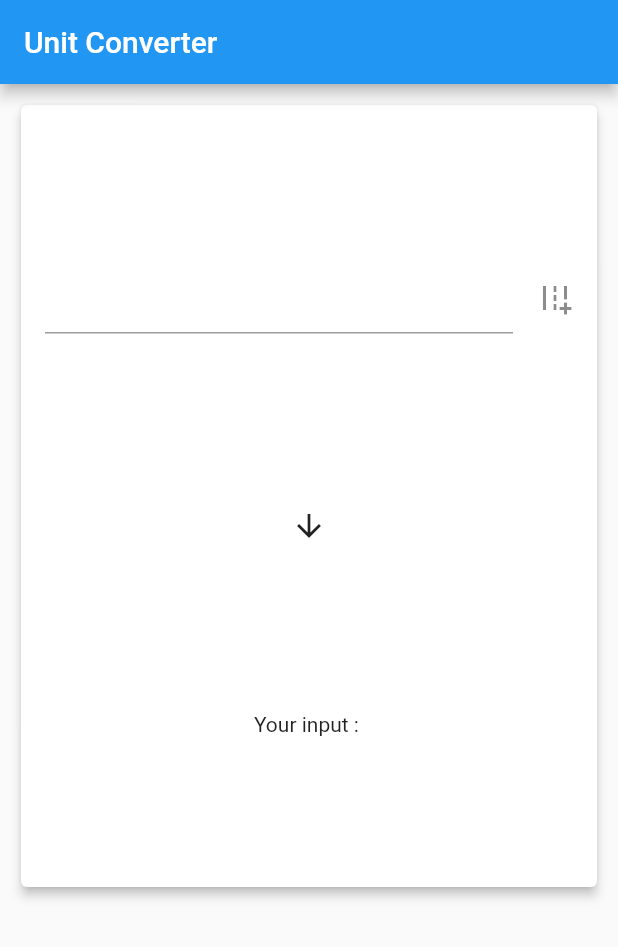
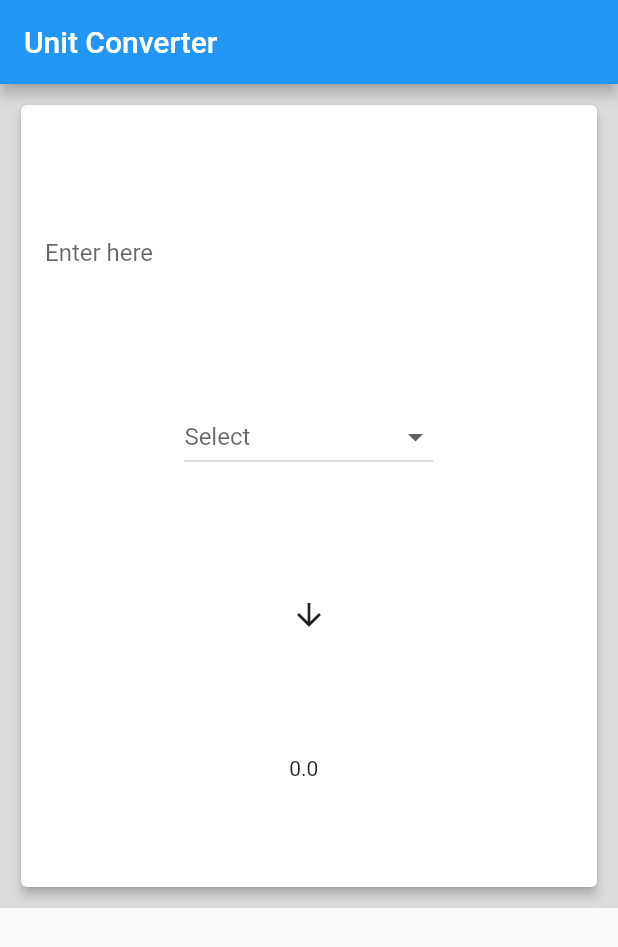
Before and after one commit to Rakibul25/unit_converter, a Flutter app: the screen it shows after launch, after a tap on the "arrow downward" icon, on a phone screen of 412 x 824 dp. Shown: the top 947 px of the screen. Run offline on Flutter 3.47's test engine with Material 2 defaults, Android fonts, the phone set to English and light mode, and no system bars.

Commit message:
Final commit. First flutter app done. :)

```diff
--- a/lib/main.dart
+++ b/lib/main.dart
@@ -4,6 +4,7 @@ import 'package:http/http.dart' as http;
 import 'package:flutter/material.dart';
 
 void main() => runApp(new MaterialApp(
+      debugShowCheckedModeBanner: false,
       title: "Unit Converter",
       home: UnitConverter(),
     ));
@@ -15,8 +16,13 @@ class UnitConverter extends StatefulWidget {
 
 class _UnitConverterState extends State<UnitConverter> {
   final textcontroller = TextEditingController();
-  double a = 0.00;
-  String b = "";
+
+  String drdownvalue = "";
+  var textfieldvalue = "";
+  var units = ['Meter to Centimeter','Centimeter to Meter'];
+  String flag = "";
+  double result = 0;
+
   @override
   Widget build(BuildContext context) {
     return Scaffold(
@@ -24,10 +30,11 @@ class _UnitConverterState extends State<UnitConverter> {
         title: Text("Unit Converter"),
       ),
       body: Container(
+        color: Colors.black12,
         height: MediaQuery.of(context).size.height / 1.5,
         width: MediaQuery.of(context).size.width,
         child: Padding(
-          padding: const EdgeInsets.all(10.0),
+          padding: const EdgeInsets.all(10.00),
           child: Card(
             elevation: 3.0,
             child: Column(
@@ -35,30 +42,65 @@ class _UnitConverterState extends State<UnitConverter> {
               children: [
                 ListTile(
                   title: TextField(
+                    decoration: InputDecoration(
+                      border: InputBorder.none,
+                      hintText: 'Enter here'
+                    ),
                     onChanged: (text){
-                      b = text;
+                      textfieldvalue = text;
                     },
-                    controller: textcontroller,
-                    style: TextStyle(fontSize: 20.0, color: Colors.black),
-                    keyboardType:
-                        TextInputType.numberWithOptions(decimal: true),
                   ),
-                  trailing: Icon(Icons.add_road),
+                ),
+                DropdownButton<String>(
+                  items: units.map((String dropDownStringItem){
+                    return DropdownMenuItem<String>(
+                          value: dropDownStringItem,
+                          child: Text(dropDownStringItem),
+                    );
+                  }).toList(),
+                  onChanged: (String itemvalue){
+                    setState(() {
+                      drdownvalue = itemvalue;
+                    });
+                  },
+                    hint: Text('Select'),
+
                 ),
                 IconButton(
-                  icon: Icon(Icons.arrow_downward),
-                  onPressed: () {
-                    setState(() {
-                      a = a+15.00;
-                    });
-                  },
-                ),
-                Text('Your input : $b')
+                    icon: Icon(Icons.arrow_downward),
+                    onPressed: (){
+                      setState(() {
+                            if(drdownvalue=="Meter to Centimeter"){
+                              result = metertocenti();
+                              flag = "cm";
+                            }
+                            if(drdownvalue=="Centimeter to Meter"){
+                              result = centitometer();
+                              flag = "m";
+                            }
+
+                      });
+                    }),
+                Text(' $result  $flag ')
               ],
             ),
           ),
         ),
+
       ),
     );
   }
+
+  double metertocenti() {
+    double inf;
+    inf = double.parse(textfieldvalue);
+    double fin = (inf*100);
+    return fin;
+  }
+  double centitometer() {
+    double inf;
+    inf = double.parse(textfieldvalue);
+    double fin = inf/100;
+    return fin;
+  }
 }
```
